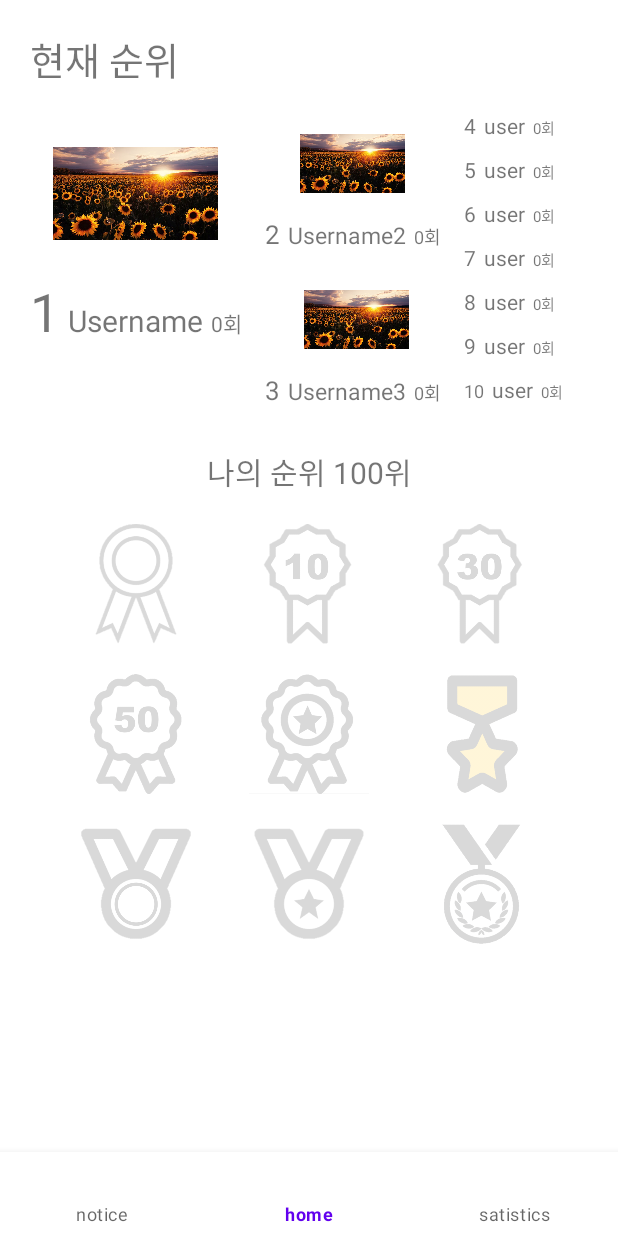
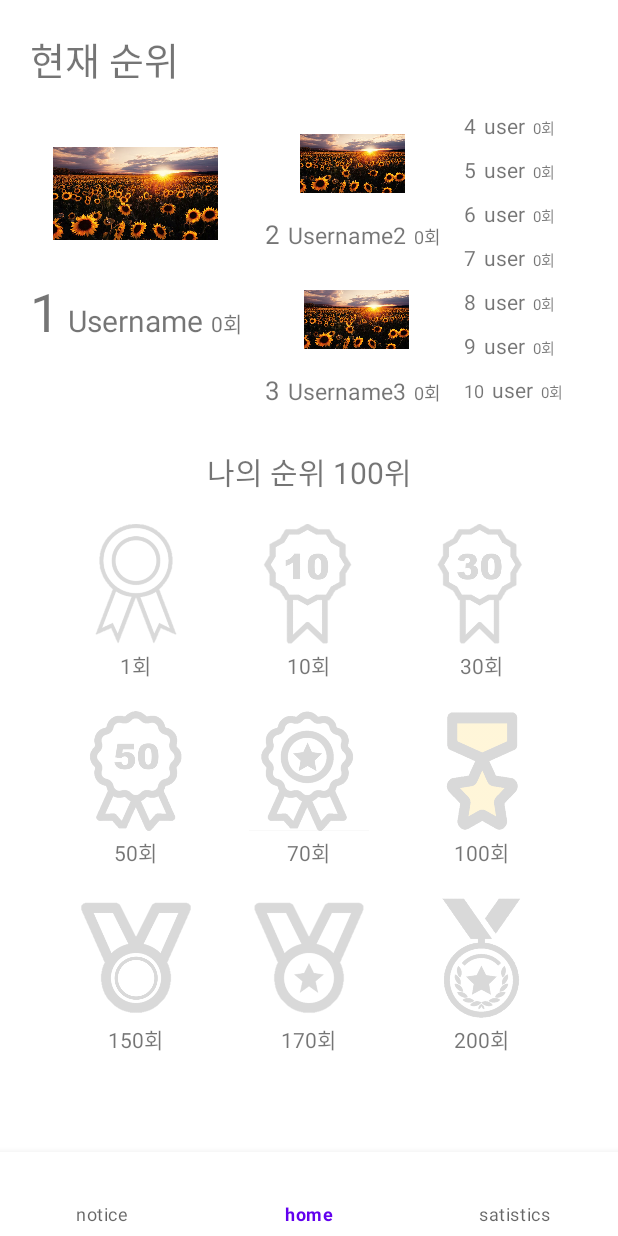
Before and after one commit to Kwonminwoo/plogging-android, an Android app: the screen it shows after launch (MainActivity), item 2 of the bottom bar chosen, on a phone screen of 412 x 824 dp. Run offline under Robolectric (Android 15) with nearby library versions, the phone set to English and light mode, and no system bars; libraries missing offline, so code that uses them is left out: com.kakao.sdk.

Commit message:
뱃지 텍스트 추가

```diff
--- a/app/src/main/res/layout/fragment_home.xml
+++ b/app/src/main/res/layout/fragment_home.xml
@@ -372,11 +372,30 @@
             android:layout_marginBottom="20dp"
             android:orientation="horizontal">
 
+            <LinearLayout
+                android:layout_width="wrap_content"
+                android:layout_height="wrap_content"
+                android:gravity="center"
+                android:orientation="vertical">
+
                 <ImageView
                     android:layout_width="80dp"
                     android:layout_height="80dp"
                     android:src="@drawable/badge1"
+                    android:layout_marginBottom="3dp"
                     android:alpha="0.15"/>
+
+                <TextView
+                    android:layout_width="wrap_content"
+                    android:layout_height="wrap_content"
+                    android:text="1회" />
+            </LinearLayout>
+
+            <LinearLayout
+                android:layout_width="wrap_content"
+                android:layout_height="wrap_content"
+                android:gravity="center"
+                android:orientation="vertical">
 
                 <ImageView
                     android:layout_width="80dp"
@@ -384,12 +403,34 @@
                     android:layout_marginLeft="35dp"
                     android:layout_marginRight="35dp"
                     android:alpha="0.15"
+                    android:layout_marginBottom="3dp"
                     android:src="@drawable/badge2" />
+
+                <TextView
+                    android:layout_width="wrap_content"
+                    android:layout_height="wrap_content"
+                    android:text="10회" />
+
+            </LinearLayout>
+            <LinearLayout
+                android:layout_width="wrap_content"
+                android:layout_height="wrap_content"
+                android:gravity="center"
+                android:orientation="vertical">
+
             <ImageView
                 android:layout_width="80dp"
                 android:layout_height="80dp"
                 android:alpha="0.15"
+                android:layout_marginBottom="3dp"
                 android:src="@drawable/badge3" />
+
+                <TextView
+                    android:layout_width="wrap_content"
+                    android:layout_height="wrap_content"
+                    android:text="30회" />
+
+            </LinearLayout>
 
         </LinearLayout>
         <LinearLayout
@@ -399,24 +440,64 @@
             android:layout_marginBottom="20dp"
             android:orientation="horizontal">
 
+            <LinearLayout
+                android:layout_width="wrap_content"
+                android:layout_height="wrap_content"
+                android:gravity="center"
+                android:orientation="vertical">
+
             <ImageView
                 android:layout_width="80dp"
                 android:layout_height="80dp"
                 android:alpha="0.15"
+                android:layout_marginBottom="3dp"
                 android:src="@drawable/badge4" />
+            <TextView
+                android:layout_width="wrap_content"
+                android:layout_height="wrap_content"
+                android:text="50회" />
 
+        </LinearLayout>
+
+            <LinearLayout
+                android:layout_width="wrap_content"
+                android:layout_height="wrap_content"
+                android:gravity="center"
+                android:orientation="vertical">
         <ImageView
                 android:layout_width="80dp"
                 android:layout_height="80dp"
                 android:layout_marginLeft="35dp"
                 android:layout_marginRight="35dp"
                 android:alpha="0.15"
+            android:layout_marginBottom="3dp"
             android:src="@drawable/badge5" />
+
+            <TextView
+                android:layout_width="wrap_content"
+                android:layout_height="wrap_content"
+                android:text="70회" />
+
+        </LinearLayout>
+
+            <LinearLayout
+                android:layout_width="wrap_content"
+                android:layout_height="wrap_content"
+                android:gravity="center"
+                android:orientation="vertical">
         <ImageView
             android:layout_width="80dp"
             android:layout_height="80dp"
             android:alpha="0.15"
+            android:layout_marginBottom="3dp"
             android:src="@drawable/badge6" />
+
+                <TextView
+                    android:layout_width="wrap_content"
+                    android:layout_height="wrap_content"
+                    android:text="100회" />
+
+            </LinearLayout>
 
         </LinearLayout>
         <LinearLayout
@@ -425,25 +506,60 @@
             android:gravity="center"
             android:layout_marginBottom="20dp"
             android:orientation="horizontal">
-
+            <LinearLayout
+                android:layout_width="wrap_content"
+                android:layout_height="wrap_content"
+                android:gravity="center"
+                android:orientation="vertical">
             <ImageView
                 android:layout_width="80dp"
                 android:layout_height="80dp"
                 android:alpha="0.15"
+                android:layout_marginBottom="3dp"
                 android:src="@drawable/badge7" />
+            <TextView
+                android:layout_width="wrap_content"
+                android:layout_height="wrap_content"
+                android:text="150회" />
 
+        </LinearLayout>
+
+            <LinearLayout
+                android:layout_width="wrap_content"
+                android:layout_height="wrap_content"
+                android:gravity="center"
+                android:orientation="vertical">
             <ImageView
                 android:layout_width="80dp"
                 android:layout_height="80dp"
                 android:layout_marginLeft="35dp"
                 android:layout_marginRight="35dp"
                 android:alpha="0.15"
+                android:layout_marginBottom="3dp"
                 android:src="@drawable/badge8" />
+                <TextView
+                    android:layout_width="wrap_content"
+                    android:layout_height="wrap_content"
+                    android:text="170회" />
+
+            </LinearLayout>
+            <LinearLayout
+                android:layout_width="wrap_content"
+                android:layout_height="wrap_content"
+                android:gravity="center"
+                android:orientation="vertical">
             <ImageView
                 android:layout_width="80dp"
                 android:layout_height="80dp"
                 android:alpha="0.15"
+                android:layout_marginBottom="3dp"
                 android:src="@drawable/badge9" />
+            <TextView
+                android:layout_width="wrap_content"
+                android:layout_height="wrap_content"
+                android:text="200회" />
+
+        </LinearLayout>
 
         </LinearLayout>
     </LinearLayout>
```
Lines whose indentation alone changed are shown as unchanged.
